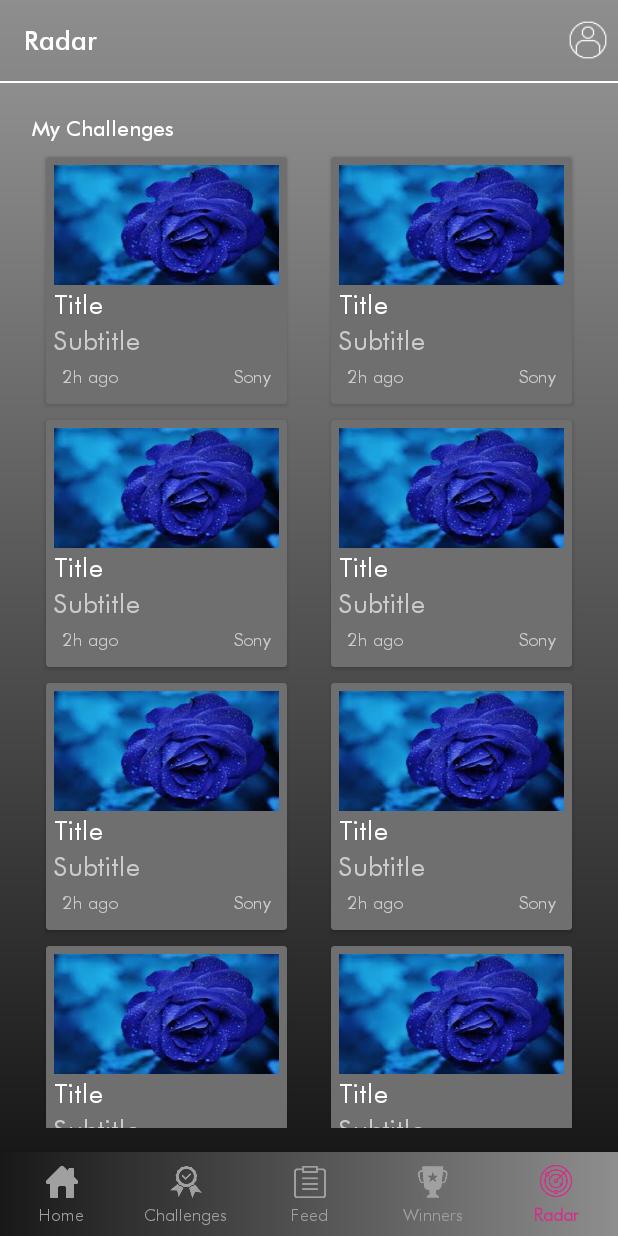
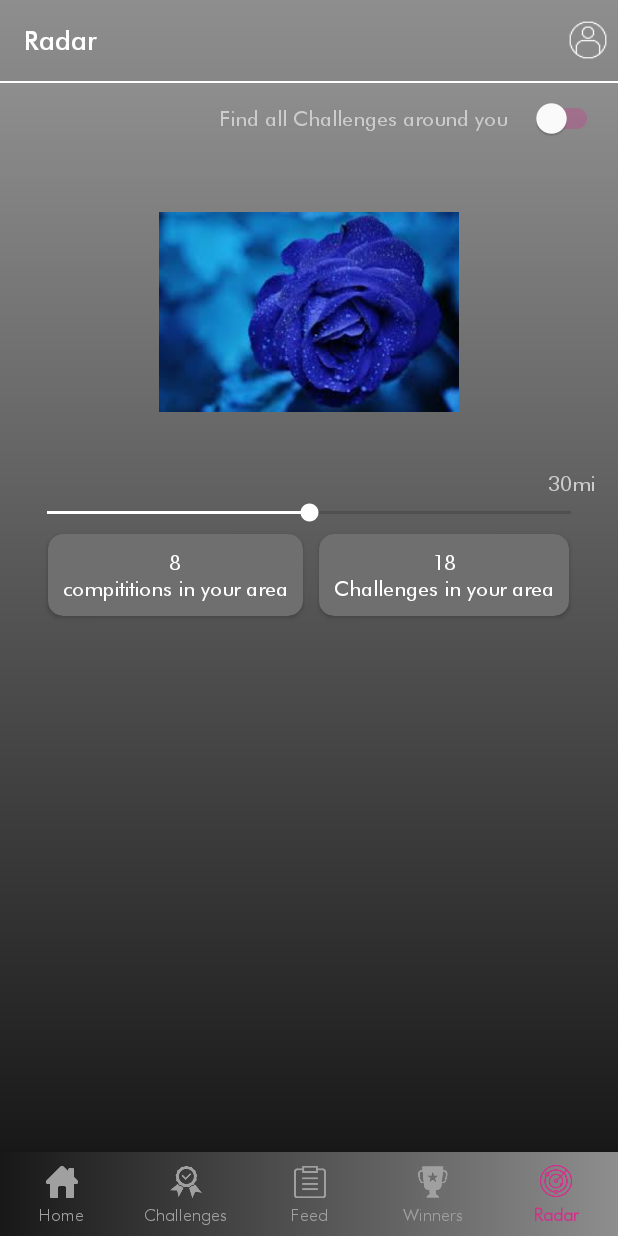
Before and after one commit to RamuKithada/shooshoo, an Android app: the HomeActivity screen opened directly, with no data from a screen before it, item 5 of the bottom bar chosen, on a phone screen of 412 x 824 dp. Run offline under Robolectric (Android 15) with nearby library versions, the phone set to English and light mode, and no system bars; our stand-ins replace ButterKnife, CircleImageView, Picasso; pictures from the network do not load.

Commit message:
after radar module work completed

```diff
--- a/app/src/main/java/com/android/shooshoo/activity/HomeActivity.java
+++ b/app/src/main/java/com/android/shooshoo/activity/HomeActivity.java
@@ -17,6 +17,7 @@ import com.android.shooshoo.fragment.ChatsFragment;
 import com.android.shooshoo.fragment.FeedFragment;
 import com.android.shooshoo.fragment.HomeFragment;
 import com.android.shooshoo.fragment.ProfileFragment;
+import com.android.shooshoo.fragment.RadarFragment;
 import com.android.shooshoo.fragment.WinnersFragment;
 
 import butterknife.BindView;
@@ -104,6 +105,7 @@ public class HomeActivity extends BaseActivity implements HomeFragment.OnFragmen
                     iv_filters.setVisibility(View.GONE);
                     iv_edit_profile.setVisibility(View.GONE);
                     iv_profile.setVisibility(View.VISIBLE);
+                    fragmentManager.beginTransaction().replace(R.id.home_fragment_container, RadarFragment.newInstance("Hi","Ram")).commit();
                     return true;
             }
             return false;
--- /dev/null
+++ b/app/src/main/java/com/android/shooshoo/fragment/RadarFragment.java
@@ -0,0 +1,66 @@
+package com.android.shooshoo.fragment;
+
+
+import android.os.Bundle;
+import android.support.v4.app.Fragment;
+import android.view.LayoutInflater;
+import android.view.View;
+import android.view.ViewGroup;
+
+import com.android.shooshoo.R;
+
+/**
+ * A simple {@link Fragment} subclass.
+ * Use the {@link RadarFragment#newInstance} factory method to
+ * create an instance of this fragment.
+ */
+public class RadarFragment extends Fragment {
+    // TODO: Rename parameter arguments, choose names that match
+    // the fragment initialization parameters, e.g. ARG_ITEM_NUMBER
+    private static final String ARG_PARAM1 = "param1";
+    private static final String ARG_PARAM2 = "param2";
+
+    // TODO: Rename and change types of parameters
+    private String mParam1;
+    private String mParam2;
+
+
+    public RadarFragment() {
+        // Required empty public constructor
+    }
+
+    /**
+     * Use this factory method to create a new instance of
+     * this fragment using the provided parameters.
+     *
+     * @param param1 Parameter 1.
+     * @param param2 Parameter 2.
+     * @return A new instance of fragment RadarFragment.
+     */
+    // TODO: Rename and change types and number of parameters
+    public static RadarFragment newInstance(String param1, String param2) {
+        RadarFragment fragment = new RadarFragment();
+        Bundle args = new Bundle();
+        args.putString(ARG_PARAM1, param1);
+        args.putString(ARG_PARAM2, param2);
+        fragment.setArguments(args);
+        return fragment;
+    }
+
+    @Override
+    public void onCreate(Bundle savedInstanceState) {
+        super.onCreate(savedInstanceState);
+        if (getArguments() != null) {
+            mParam1 = getArguments().getString(ARG_PARAM1);
+            mParam2 = getArguments().getString(ARG_PARAM2);
+        }
+    }
+
+    @Override
+    public View onCreateView(LayoutInflater inflater, ViewGroup container,
+                             Bundle savedInstanceState) {
+        // Inflate the layout for this fragment
+        return inflater.inflate(R.layout.fragment_radar, container, false);
+    }
+
+}
--- /dev/null
+++ b/app/src/main/res/layout/fragment_radar.xml
@@ -0,0 +1,151 @@
+<?xml version="1.0" encoding="utf-8"?>
+<FrameLayout
+    xmlns:android="http://schemas.android.com/apk/res/android"
+    xmlns:tools="http://schemas.android.com/tools"
+    android:layout_width="match_parent"
+    android:layout_height="match_parent"
+    xmlns:app="http://schemas.android.com/apk/res-auto"
+    android:background="@drawable/gradiant_home"
+    tools:context=".fragment.RadarFragment">
+    <ScrollView
+        android:layout_width="match_parent"
+        android:layout_height="wrap_content">
+<LinearLayout
+    android:layout_width="match_parent"
+    android:layout_height="wrap_content"
+    android:orientation="vertical"
+    >
+
+
+        <android.support.v7.widget.SwitchCompat
+            android:id="@+id/switch1"
+            android:layout_width="wrap_content"
+            android:layout_height="wrap_content"
+            android:textColor="@color/gray_text"
+            android:checked="false"
+            android:layout_gravity="right"
+            android:layout_margin="10dp"
+            android:theme="@style/SCBSwitch"
+            android:text="Find all Challenges around you    " />
+
+<RelativeLayout
+    android:layout_width="match_parent"
+    android:layout_height="wrap_content">
+    <ImageView
+        android:layout_width="200dp"
+        android:layout_height="200dp"
+        android:layout_centerInParent="true"
+        android:layout_margin="5dp"
+        android:src="@drawable/rose"
+        />
+
+
+</RelativeLayout>
+    <TextView
+        android:layout_width="wrap_content"
+        android:layout_height="wrap_content"
+        android:layout_gravity="right"
+        android:text="30mi"
+        android:textColor="@color/gray_text"
+        android:layout_marginRight="15dp"
+        android:layout_marginBottom="2dp"
+        />
+    <android.support.v7.widget.AppCompatSeekBar
+        android:layout_width="match_parent"
+        android:layout_height="wrap_content"
+        android:layout_marginLeft="15dp"
+        android:layout_marginRight="15dp"
+        android:progress="50"
+        />
+    <LinearLayout
+        android:layout_width="match_parent"
+        android:layout_height="wrap_content"
+        android:orientation="horizontal"
+        android:layout_gravity="center"
+        android:gravity="center"
+        >
+        <android.support.v7.widget.CardView
+            android:layout_width="wrap_content"
+            android:layout_height="wrap_content"
+            app:cardBackgroundColor="#6F6F6F"
+            android:layout_margin="5dp"
+            app:cardCornerRadius="10dp"
+
+            >
+            <LinearLayout
+                android:layout_width="wrap_content"
+                android:layout_height="wrap_content"
+                android:orientation="vertical"
+                android:layout_margin="10dp"
+                android:layout_gravity="center"
+                android:gravity="center"
+                >
+                <TextView
+                    android:layout_width="wrap_content"
+                    android:layout_height="wrap_content"
+                    android:text="8"
+                    android:textColor="@color/white_text"
+                    android:layout_gravity="center"
+                    android:gravity="center"
+                    />
+                <TextView
+                    android:layout_width="wrap_content"
+                    android:layout_height="wrap_content"
+                    android:layout_gravity="center"
+                    android:gravity="center"
+                    android:textColor="@color/white_text"
+                    android:text="compititions in your area"/>
+            </LinearLayout>
+
+        </android.support.v7.widget.CardView>
+        <android.support.v7.widget.CardView
+            android:layout_width="wrap_content"
+            android:layout_height="wrap_content"
+            app:cardBackgroundColor="#6F6F6F"
+            android:layout_margin="5dp"
+            app:cardCornerRadius="10dp"
+            >
+            <LinearLayout
+                android:layout_width="wrap_content"
+                android:layout_height="wrap_content"
+                android:orientation="vertical"
+                android:layout_margin="10dp"
+                android:layout_gravity="center"
+                android:gravity="center"
+                >
+                <TextView
+                    android:layout_width="wrap_content"
+                    android:layout_height="wrap_content"
+                    android:text="18"
+                    android:textColor="@color/white_text"
+                    android:layout_gravity="center"
+                    android:gravity="center"
+                    />
+                <TextView
+                    android:layout_width="wrap_content"
+                    android:layout_height="wrap_content"
+                    android:layout_gravity="center"
+                    android:gravity="center"
+                    android:textColor="@color/white_text"
+                    android:text="Challenges in your area"/>
+            </LinearLayout>
+
+        </android.support.v7.widget.CardView>
+
+    </LinearLayout>
+
+<android.support.v7.widget.RecyclerView
+    android:id="@+id/list"
+    android:layout_width="match_parent"
+    android:layout_height="wrap_content"
+    android:layout_alignParentBottom="true"
+    android:orientation="horizontal"
+    app:layoutManager="android.support.v7.widget.LinearLayoutManager"
+    tools:listitem="@layout/challengers_item"
+    app:spanCount="2"
+    >
+
+</android.support.v7.widget.RecyclerView>
+</LinearLayout>
+    </ScrollView>
+</FrameLayout>
--- a/app/src/main/res/values/styles.xml
+++ b/app/src/main/res/values/styles.xml
@@ -38,4 +38,12 @@
         <item name="colorControlHighlight">@android:color/white</item>
     </style>
 
+    <style name="SCBSwitch" parent="Theme.AppCompat.Light">
+        <!-- active thumb & track color (30% transparency) -->
+        <item name="colorControlActivated">@color/pink_lite</item>
+        <!-- inactive thumb color -->
+        <item name="colorSwitchThumbNormal">@color/white_text</item>
+        <!-- inactive track color (30% transparency) -->
+        <item name="android:colorForeground">#D2308A</item>
+    </style>
 </resources>
```
